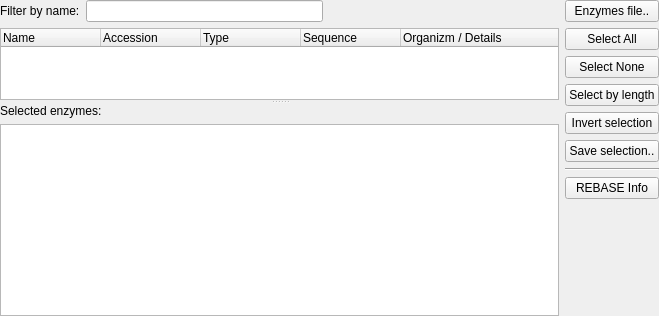
Before: the Qt Designer form src/plugins/enzymes/src/ui/EnzymesSelectorWidget.ui in violethaze74/ugene, drawn with Qt 5.
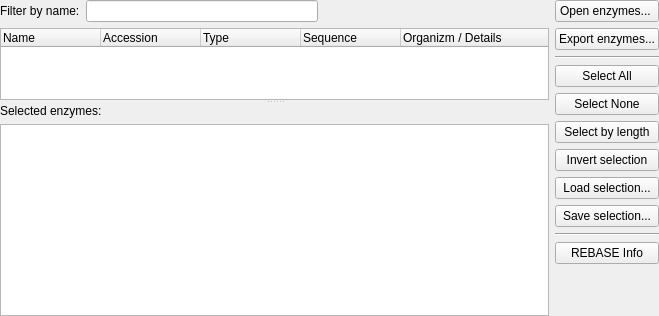
After: the same form once the commit is applied.

Commit message: UGENE-1277: separated concepts of "enzymes database" and "selection"; added options to load and save selection; added helpful hints.

```diff
--- a/src/plugins/enzymes/src/ui/EnzymesSelectorWidget.ui
+++ b/src/plugins/enzymes/src/ui/EnzymesSelectorWidget.ui
@@ -123,7 +123,7 @@
             <string>&lt;!DOCTYPE HTML PUBLIC &quot;-//W3C//DTD HTML 4.0//EN&quot; &quot;http://www.w3.org/TR/REC-html40/strict.dtd&quot;&gt;
 &lt;html&gt;&lt;head&gt;&lt;meta name=&quot;qrichtext&quot; content=&quot;1&quot; /&gt;&lt;style type=&quot;text/css&quot;&gt;
 p, li { white-space: pre-wrap; }
-&lt;/style&gt;&lt;/head&gt;&lt;body style=&quot; font-family:'MS Shell Dlg 2'; font-size:8.25pt; font-weight:400; font-style:normal;&quot;&gt;
+&lt;/style&gt;&lt;/head&gt;&lt;body style=&quot; font-family:'MS Shell Dlg 2'; font-size:7.8pt; font-weight:400; font-style:normal;&quot;&gt;
 &lt;p style=&quot;-qt-paragraph-type:empty; margin-top:0px; margin-bottom:0px; margin-left:0px; margin-right:0px; -qt-block-indent:0; text-indent:0px; font-size:8pt;&quot;&gt;&lt;/p&gt;&lt;/body&gt;&lt;/html&gt;</string>
            </property>
            <property name="acceptRichText">
@@ -145,7 +145,24 @@
      <item>
       <widget class="QPushButton" name="enzymesFileButton">
        <property name="text">
-        <string>Enzymes file..</string>
+        <string>Open enzymes... </string>
+       </property>
+      </widget>
+     </item>
+     <item>
+      <widget class="QPushButton" name="saveEnzymesButton">
+       <property name="toolTip">
+        <string>Export current selection as new database</string>
+       </property>
+       <property name="text">
+        <string>Export enzymes...</string>
+       </property>
+      </widget>
+     </item>
+     <item>
+      <widget class="Line" name="line_2">
+       <property name="orientation">
+        <enum>Qt::Horizontal</enum>
        </property>
       </widget>
      </item>
@@ -177,10 +194,20 @@
        </property>
       </widget>
      </item>
+     <item>
+      <widget class="QPushButton" name="loadSelectionButton">
+       <property name="toolTip">
+        <string>Hint: selection file should contain enzymes' names separtated by whitespaces or commas</string>
+       </property>
+       <property name="text">
+        <string>Load selection...</string>
+       </property>
+      </widget>
+     </item>
      <item>
       <widget class="QPushButton" name="saveSelectionButton">
        <property name="text">
-        <string>Save selection..</string>
+        <string>Save selection...</string>
        </property>
       </widget>
      </item>
```
Left out of the diff: 18 changed lines with no effect on the pictures. The commit also changes 2 other files.
